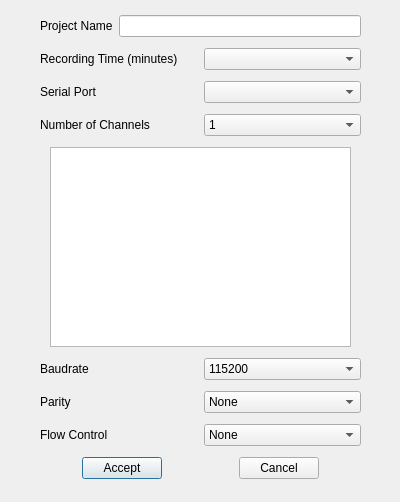
Before: the Qt Designer form VibraPlotter/settings.ui in gcypds/vibraplotter, drawn with Qt 5.
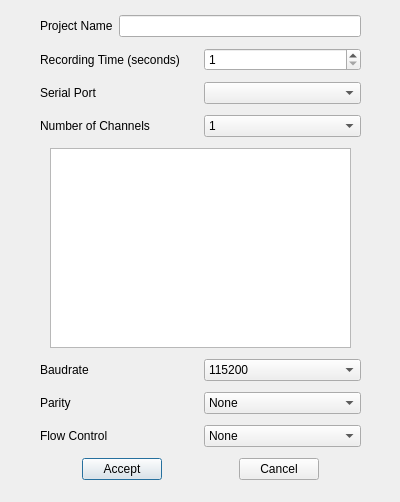
After: the same form once the commit is applied.

Commit message: Spinbox added, serial port functionalities

```diff
--- a/VibraPlotter/settings.ui
+++ b/VibraPlotter/settings.ui
@@ -90,12 +90,19 @@
       <item>
        <widget class="QLabel" name="label_2">
         <property name="text">
-         <string>Recording Time (minutes)</string>
+         <string>Recording Time (seconds)</string>
         </property>
        </widget>
       </item>
       <item>
-       <widget class="QComboBox" name="recTime_cbox"/>
+       <widget class="QSpinBox" name="recTime_sbox">
+        <property name="minimum">
+         <number>1</number>
+        </property>
+        <property name="maximum">
+         <number>600</number>
+        </property>
+       </widget>
       </item>
       <item>
        <spacer name="horizontalSpacer_15">
```
The commit also changes 5 other files.
